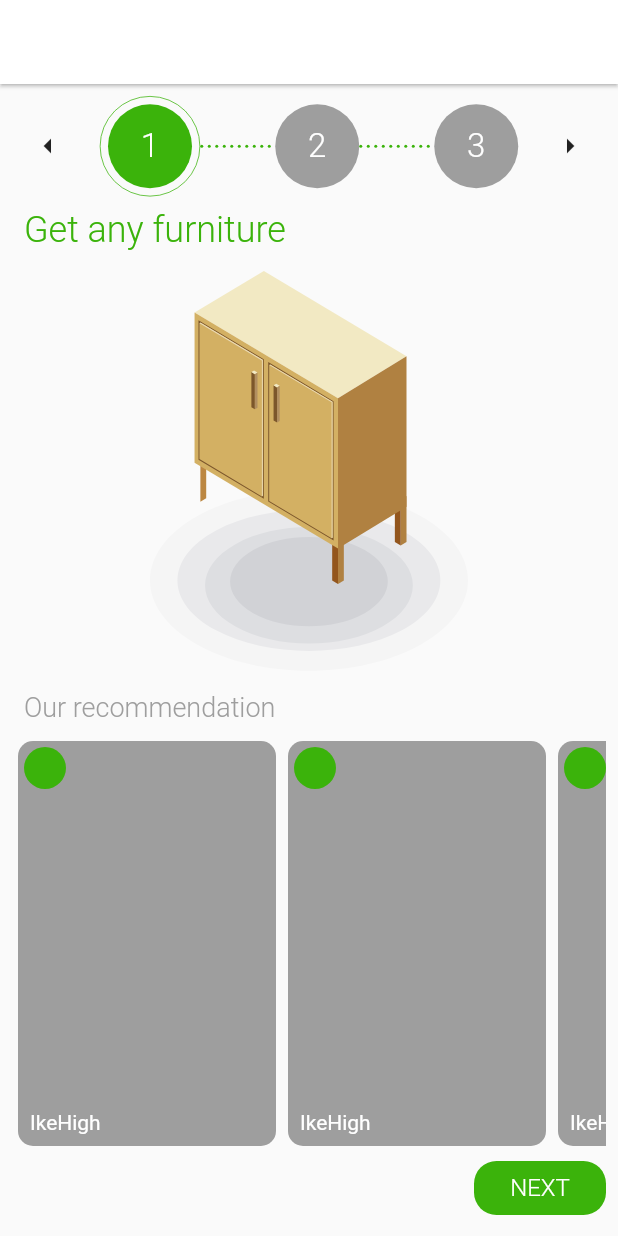
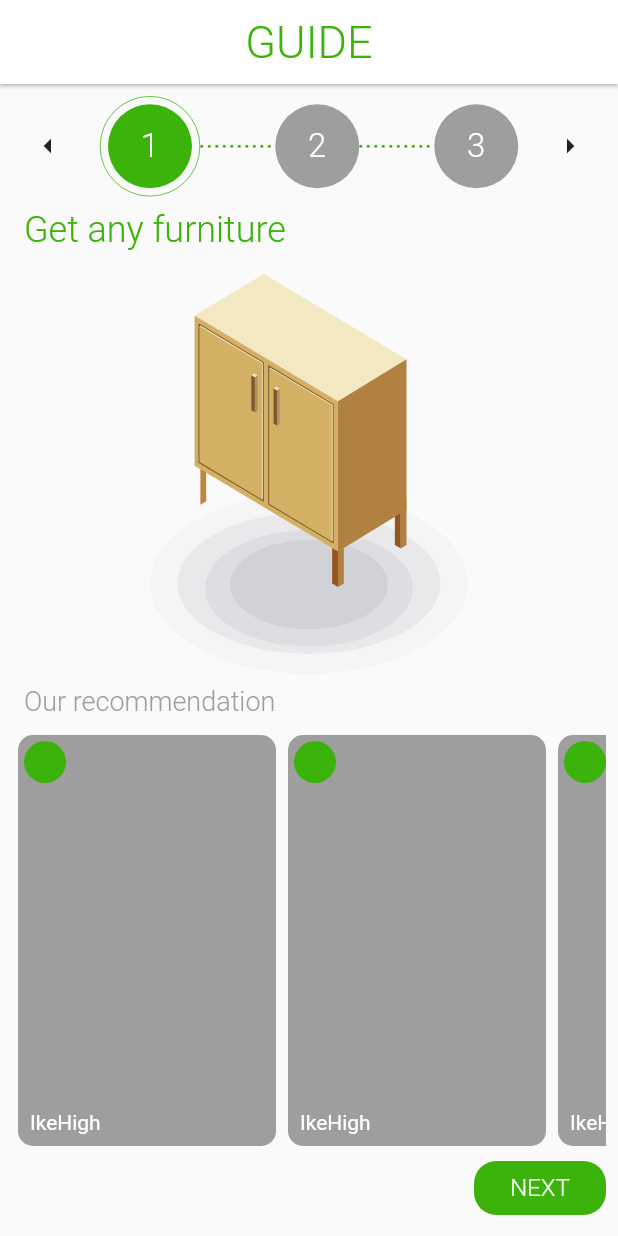
Before and after one commit to fakman99/onBoardingSGL, a Flutter app: the StepperShopScreen screen opened directly, on a phone screen of 412 x 824 dp. Run offline on Flutter 3.47's test engine with Material 2 defaults, Android fonts, the phone set to English and light mode, and no system bars; our stand-ins replace flutter_svg, im_stepper.

Commit message:
AppBar + padding

```diff
--- a/lib/pages/stepper.dart
+++ b/lib/pages/stepper.dart
@@ -23,6 +23,12 @@ class _StepperShopScreenState extends State<StepperShopScreen> {
       appBar: AppBar(
         backgroundColor: Colors.white,
         elevation: 1,
+        centerTitle: true,
+        title: Text("GUIDE",
+            style: TextStyle(
+                color: Color(0xff3BB30B),
+                fontWeight: FontWeight.w300,
+                fontSize: 30)),
       ),
       body: Padding(
         padding: const EdgeInsets.all(8),
@@ -66,7 +72,7 @@ class _StepperShopScreenState extends State<StepperShopScreen> {
               child: Row(
                 children: [
                   Padding(
-                    padding: const EdgeInsets.all(8.0),
+                    padding: const EdgeInsets.fromLTRB(8.0, 0, 0, 8),
                     child: Text(
                       "Our recommendation",
                       style: TextStyle(
--- a/lib/widgets/OnBoardingData.dart
+++ b/lib/widgets/OnBoardingData.dart
@@ -29,11 +29,11 @@ class _OnbordingDataState extends State<OnbordingData> {
           SvgPicture.asset(
             imagePath,
             fit: BoxFit.fitWidth,
-            width: double.infinity,
-            height: MediaQuery.of(context).size.height * 0.40,
+            width: 180,
+            height: 180,
           ),
           SizedBox(
-            height: 12.0,
+            height: 48.0,
           ),
           Flexible(
             child: Padding(
```
Also changed, not shown: 3 other files.
